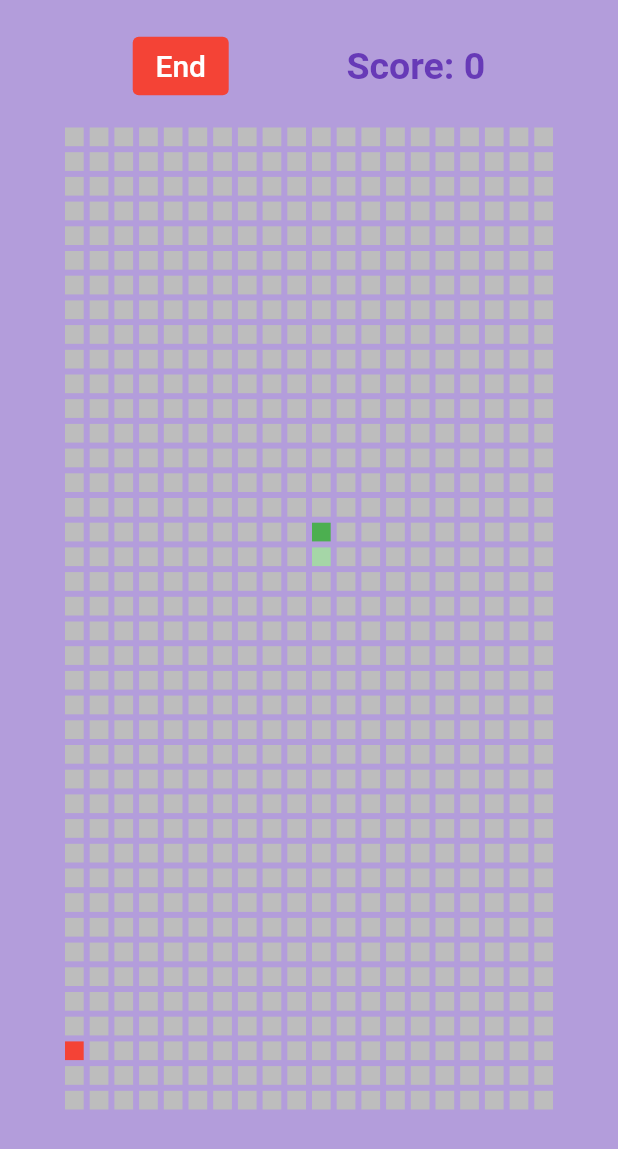
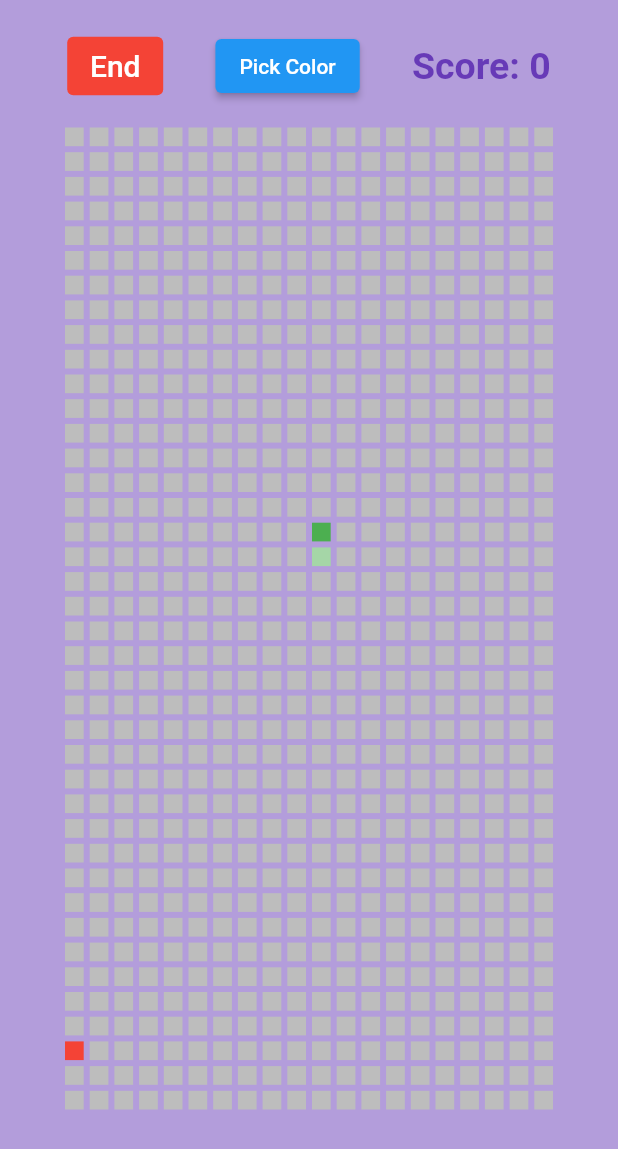
Before and after one commit to jaafarfares/snake_game_using_flutter, a Flutter app: the screen it shows after launch, after a tap on "Start", on a phone screen of 412 x 824 dp. Shown: the top 1149 px of the screen. Run offline on Flutter 3.47's test engine with Material 2 defaults, Android fonts, the phone set to English and light mode, and no system bars; our stand-ins replace audioplayers, flutter_colorpicker; missing offline and left inert: dart:js.

Commit message:
testing color picker functions

```diff
--- a/snakegame/lib/main.dart
+++ b/snakegame/lib/main.dart
@@ -1,7 +1,10 @@
+import 'dart:js';
+
 import 'package:flutter/material.dart';
 import 'dart:math';
 import 'dart:async';
 import 'package:audioplayers/audioplayers.dart';
+import 'package:flutter_colorpicker/flutter_colorpicker.dart';
 
 void main() => runApp(MyApp());
 
@@ -47,12 +50,13 @@ class _SnakeGameState extends State<SnakeGame> {
 
   AudioPlayer player = AudioPlayer();
   void startGame() {
+    // start the BG music using URL
 
-    // start the BG music
-    player.play(UrlSource(
-        'https://file-examples.com/storage/fe59cbbb63645c19f9c3014/2017/11/file_example_MP3_700KB.mp3'));
+    /* player.play(UrlSource(
+        'https://file-examples.com/storage/fe59cbbb63645c19f9c3014/2017/11/file_example_MP3_700KB.mp3')); */
 
-    //player.setSourceAsset('assets/audio/gamemusic-6082.mp3');
+    player.play(AssetSource('audio/sound.mp3'));
+
     const duration = Duration(milliseconds: 300);
 
     snake = [
@@ -102,8 +106,13 @@ class _SnakeGameState extends State<SnakeGame> {
     });
   }
 
-  void createFood() {
+  void createFood() async {
     food = [randomGen.nextInt(squaresPerRow), randomGen.nextInt(squaresPerCol)];
+
+    AudioPlayer player2 = AudioPlayer();
+    if (snake.length > 2) {
+      await player2.play(AssetSource('audio/success.mp3'));
+    }
   }
 
   bool checkGameOver() {
@@ -135,14 +144,18 @@ class _SnakeGameState extends State<SnakeGame> {
       builder: (BuildContext context) {
         return AlertDialog(
           shape: RoundedRectangleBorder(
-                borderRadius: BorderRadius.all(Radius.circular(32.0))),
+            borderRadius: BorderRadius.all(Radius.circular(32.0)),
+          ),
           contentPadding: EdgeInsets.all(10.0),
           alignment: Alignment.center,
           title: const Text(
             'Game Over',
             textAlign: TextAlign.center,
             style: TextStyle(
-                  fontWeight: FontWeight.bold, color: Colors.red, fontSize: 22),
+              fontWeight: FontWeight.bold,
+              color: Colors.red,
+              fontSize: 22,
+            ),
           ),
           content: Text(
             'Score: ${snake.length - 2}',
@@ -155,15 +168,16 @@ class _SnakeGameState extends State<SnakeGame> {
             TextButton(
               child: Text('Close', style: TextStyle(fontSize: 16)),
               onPressed: () {
-                  Navigator.of(context).pop();
+                Navigator.of(dialogContext).pop();
               },
             ),
           ],
         );
-        });
+      },
+    );
   }
 
-  Widget build(BuildContext context) {
+  Widget build(BuildContext mainContext) {
     return Scaffold(
       backgroundColor: Colors.deepPurple[200],
       body: SafeArea(
@@ -178,7 +192,7 @@ class _SnakeGameState extends State<SnakeGame> {
                     TextButton(
                         style: TextButton.styleFrom(
                             backgroundColor:
-                                isPlaying ? Colors.red : Colors.deepPurple),
+                                isPlaying ? Colors.red : Colors.green),
                         child: Text(
                           isPlaying ? 'End' : 'Start',
                           style: TextStyle(color: Colors.white, fontSize: 20),
@@ -190,6 +204,14 @@ class _SnakeGameState extends State<SnakeGame> {
                             startGame();
                           }
                         }),
+                    ElevatedButton(
+                      child: Text(
+                        "Pick Color",
+                        style: TextStyle(color: Colors.white),
+                      ),
+                      onPressed: () => builcolorpicker(),
+                      style: ElevatedButton.styleFrom(primary: Colors.blue),
+                    ),
                     Text(
                       'Score: ${snake.length - 2}',
                       style: TextStyle(
@@ -224,7 +246,7 @@ class _SnakeGameState extends State<SnakeGame> {
                         crossAxisCount: squaresPerRow,
                       ),
                       itemCount: squaresPerRow * squaresPerCol,
-                      itemBuilder: (BuildContext context, int index) {
+                      itemBuilder: (BuildContext gridContext, int index) {
                         var color;
                         var x = index % squaresPerRow;
                         var y = (index / squaresPerRow).floor();
@@ -263,4 +285,33 @@ class _SnakeGameState extends State<SnakeGame> {
       ),
     );
   }
+
+  // create some values
+  Color pickerColor = Color(0xff443a49);
+
+  Widget builcolorpicker() => ColorPicker(
+      pickerColor: pickerColor,
+      onColorChanged: (pickerColor) => setState(() {
+            this.pickerColor = pickerColor;
+          }));
+
+  void pickcolor(BuildContext mainContext) => showDialog(
+        context: mainContext,
+        builder: (BuildContext dialogContext) {
+          return AlertDialog(
+            title: Text('hello'),
+            content: Column(
+              children: [
+                builcolorpicker(),
+                TextButton(
+                  child: Text('select'),
+                  onPressed: () {
+                    Navigator.of(dialogContext).pop();
+                  },
+                ),
+              ],
+            ),
+          );
+        },
+      );
 }
--- a/snakegame/pubspec.yaml
+++ b/snakegame/pubspec.yaml
@@ -17,6 +17,7 @@ dependencies:
 
   cupertino_icons: ^1.0.2
   audioplayers: ^4.0.1
+  flutter_colorpicker: ^1.0.3
 
 dev_dependencies:
   flutter_test:
@@ -38,6 +39,7 @@ flutter:
 
   assets:
     - assets/audio/
+    - assets/audio/sound.mp3
   #   - images/a_dot_ham.jpeg
 
   # An image asset can refer to one or more resolution-specific "variants", see
```
Also changed, not shown: snakegame/pubspec.lock, 3 other files. Lines whose indentation alone changed are shown as unchanged.
